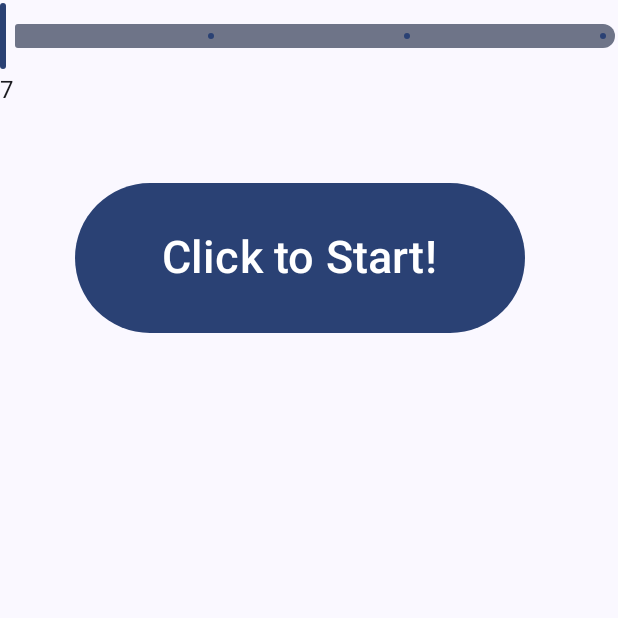
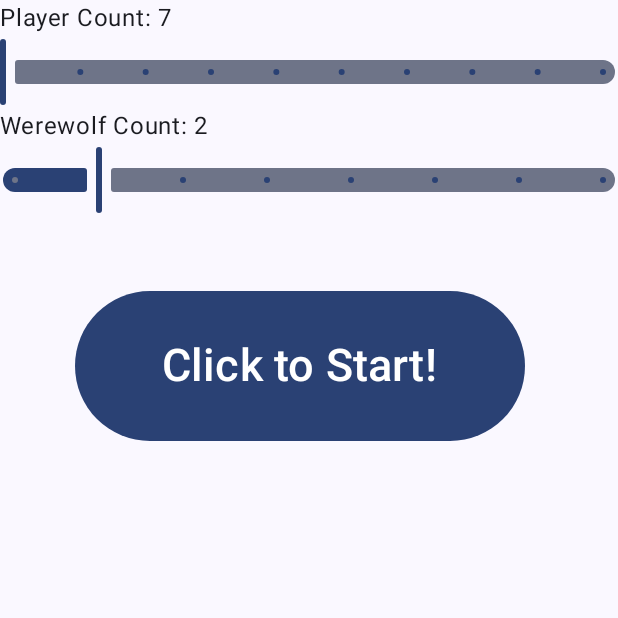
Before and after one commit to PaperGoose2566/EvilDoggyII, an Android app built with Jetpack Compose: the screen it shows after launch (MainActivity), after a tap on "Click to Start!", on a phone screen of 412 x 824 dp, the top half of it. Run offline under Robolectric (Android 15) with nearby library versions, the light colour scheme and no system bars.

Commit message:
Removed Mayor and made the role assignment work well

```diff
--- a/app/src/main/java/com/zooteam/evildoggyii/Game.kt
+++ b/app/src/main/java/com/zooteam/evildoggyii/Game.kt
@@ -3,7 +3,6 @@ package com.zooteam.evildoggyii
 import android.content.Context
 import com.zooteam.evildoggyii.roles.Amor
 import com.zooteam.evildoggyii.roles.Hunter
-import com.zooteam.evildoggyii.roles.Mayor
 import com.zooteam.evildoggyii.roles.Role
 import com.zooteam.evildoggyii.roles.Seher
 import com.zooteam.evildoggyii.roles.Villager
@@ -11,13 +10,20 @@ import com.zooteam.evildoggyii.roles.Werewolf
 import com.zooteam.evildoggyii.roles.Witch
 
 class Game() {
-    lateinit var ctx: Context
+    // List of active Roles
     var gameRoles: MutableList<Role>
-    private var playerCount: Int = 0
-    private var werewolfCount: Int = 2
+    // List of current Players
+    var playerList: MutableList<Player>
+
+    var playerCount: Int = 0
+    var werewolfCount: Int = 2
+
+    // Dumbest fix to a bug ever
+    var count = -1
 
     init {
-        gameRoles = mutableListOf<Role>(Seher(), Amor(), Mayor(), Witch(), Hunter())
+        gameRoles = mutableListOf<Role>(Seher(), Amor(), Witch(), Hunter())
+        playerList = mutableListOf<Player>()
     }
 
     fun fillList() {
@@ -30,17 +36,6 @@ class Game() {
         gameRoles = gameRoles.shuffled().toMutableList()
     }
 
-    fun setPlayerCount(x: Int) {
-       playerCount = x
-    }
-    fun setWerewolfCount(x: Int){
-        werewolfCount = x
-    }
-
-    fun getPlayerCount(): Int {
-       return playerCount
-    }
-
     fun fillRoleList() {
 
     }
@@ -49,8 +44,4 @@ class Game() {
         // Randomises the roles
         gameRoles = gameRoles.shuffled().toMutableList()
     }
-
-    fun setContent(ctx: Context) {
-       this.ctx = ctx
-    }
 }
--- a/app/src/main/java/com/zooteam/evildoggyii/GameOptions.kt
+++ b/app/src/main/java/com/zooteam/evildoggyii/GameOptions.kt
@@ -10,25 +10,44 @@ import androidx.compose.material3.Text
 import androidx.compose.runtime.Composable
 import androidx.compose.runtime.getValue
 import androidx.compose.runtime.mutableFloatStateOf
+import androidx.compose.runtime.mutableStateOf
 import androidx.compose.runtime.remember
 import androidx.compose.runtime.setValue
 import androidx.compose.ui.Modifier
 import androidx.compose.ui.unit.dp
+import androidx.compose.ui.unit.min
 import androidx.compose.ui.unit.sp
 import androidx.navigation.NavHostController
 
 @Composable
 fun GameOptions(navController: NavHostController, game: Game) {
-   var sliderPosition by remember { mutableFloatStateOf(7f)}
+   var minPlayers = 7f
+   var maxPlayers = 16f
+   var minWolf = 1f
+   var maxWolf = 8f
+   var playerSliderPosition by remember { mutableFloatStateOf(minPlayers)}
+   var wolfSliderPosition by remember { mutableFloatStateOf(2f)}
    Column {
-      Slider(value = sliderPosition,
-         onValueChange = { sliderPosition = it },
-         steps = 2,
-         valueRange = 7f..10f,
+      // Player count slider and display
+      Text(text = "Player Count: ${playerSliderPosition.toInt()}")
+      Slider(value = playerSliderPosition,
+         onValueChange = { playerSliderPosition = it },
+         steps = ((maxPlayers - minPlayers) - 1).toInt(),
+         valueRange = minPlayers..maxPlayers,
       )
-      Text(text = "${sliderPosition.toInt()}")
-      Button(onClick = { game.setPlayerCount(sliderPosition.toInt()); game.fillList(); navController.navigate(Routes.RoleAssignment) },
-         modifier = Modifier.padding(50.dp).width(300.dp).height(100.dp)) {
+
+      // Werewolf count slider and display
+      Text(text = if(wolfSliderPosition<=2) {"Werewolf Count: ${wolfSliderPosition.toInt()}"} else {"Werewolf Count: ${wolfSliderPosition.toInt()}  (WARNING: THIS IS A HIGH NUMBER AND IS ALSO STUPID)"})
+      Slider(value = wolfSliderPosition,
+         onValueChange = { wolfSliderPosition = it },
+         steps = ((maxWolf - minWolf) - 1).toInt(),
+         valueRange = minWolf..maxWolf,
+      )
+      Button(onClick = { game.playerCount=playerSliderPosition.toInt(); game.fillList(); navController.navigate(Routes.NameEntry) },
+         modifier = Modifier
+            .padding(50.dp)
+            .width(300.dp)
+            .height(100.dp)) {
          Text(text = "Click to Start!", fontSize = 30.sp )
       }
    }
--- a/app/src/main/java/com/zooteam/evildoggyii/MainActivity.kt
+++ b/app/src/main/java/com/zooteam/evildoggyii/MainActivity.kt
@@ -1,7 +1,6 @@
 package com.zooteam.evildoggyii
 
 import android.os.Bundle
-import android.util.Log
 import androidx.activity.ComponentActivity
 import androidx.activity.compose.BackHandler
 import androidx.activity.compose.setContent
@@ -9,7 +8,6 @@ import androidx.compose.foundation.layout.fillMaxSize
 import androidx.compose.material3.MaterialTheme
 import androidx.compose.material3.Surface
 import androidx.compose.ui.Modifier
-import androidx.compose.ui.platform.LocalContext
 import androidx.navigation.compose.NavHost
 import androidx.navigation.compose.composable
 import androidx.navigation.compose.rememberNavController
@@ -26,24 +24,7 @@ class MainActivity : ComponentActivity() {
                     modifier = Modifier.fillMaxSize(),
                     color = MaterialTheme.colorScheme.background
                 ) {
-                    // Navigation Controller
-                    val navController = rememberNavController()
-                    // Navigation Graph defines the possible routes
-                    NavHost(navController = navController, startDestination = Routes.MainMenu) {
-                        // First route is defined with its name stored in Routes
-                        composable(Routes.MainMenu) {
-                           MainMenu(navController)
-                        }
-                        composable(Routes.GameOptions) {
-                            GameOptions(navController, game = game)
-                        }
-                        composable(Routes.RoleAssignment) {
-                            RoleAssignmentScreen(navController, game)
-                            BackHandler(true) {
-                               // blocks the back button from breaking everything
-                            }
-                        }
-                    }
+                  TheNavigator(game)
                 }
             }
         }
--- a/app/src/main/java/com/zooteam/evildoggyii/Routes.kt
+++ b/app/src/main/java/com/zooteam/evildoggyii/Routes.kt
@@ -7,5 +7,6 @@ package com.zooteam.evildoggyii
 object Routes {
     var MainMenu = "MainMenu"
     var GameOptions = "GameOptions"
+    var NameEntry = "NameEntry"
     var RoleAssignment = "RoleAssignment"
 }
--- /dev/null
+++ b/app/src/main/java/com/zooteam/evildoggyii/TheNavigator.kt
@@ -0,0 +1,45 @@
+package com.zooteam.evildoggyii
+
+import androidx.activity.compose.BackHandler
+import androidx.compose.animation.EnterTransition
+import androidx.compose.animation.ExitTransition
+import androidx.compose.runtime.Composable
+import androidx.navigation.compose.NavHost
+import androidx.navigation.compose.composable
+import androidx.navigation.compose.rememberNavController
+
+@Composable
+fun TheNavigator(game : Game) {
+// Navigation Controller
+    val navController = rememberNavController()
+    // Navigation Graph defines the possible routes
+    NavHost(navController = navController, startDestination = Routes.MainMenu, enterTransition = {
+        // you can change whatever you want transition
+        EnterTransition.None
+        },
+        exitTransition = {
+            // you can change whatever you want transition
+            ExitTransition.None
+        }) {
+        // First route is defined with its name stored in Routes
+        composable(Routes.MainMenu) {
+            MainMenu(navController)
+        }
+        composable(Routes.GameOptions) {
+            GameOptions(navController, game = game)
+        }
+        composable(Routes.NameEntry) {
+            NameEntry(navController, game)
+            BackHandler(true) {
+                // blocks the back button from breaking everything
+            }
+        }
+        composable(Routes.RoleAssignment+"/{name}") {
+            val name = it.arguments?.getString("name")
+            RoleAssignmentScreen(navController, game, name!!)
+            BackHandler(true) {
+                // blocks the back button from breaking everything
+            }
+        }
+    }
+}
--- a/app/src/main/java/com/zooteam/evildoggyii/roles/Hunter.kt
+++ b/app/src/main/java/com/zooteam/evildoggyii/roles/Hunter.kt
@@ -3,6 +3,6 @@ package com.zooteam.evildoggyii.roles
 import android.graphics.Bitmap
 import android.graphics.BitmapFactory
 
-class Hunter(override var name: String = "Jäger") : Role() {
+class Hunter(override var name: String = "Hunter") : Role() {
     override var cardidx: Int = 3
 }
--- a/app/src/main/java/com/zooteam/evildoggyii/roles/Mayor.kt
+++ /dev/null
@@ -1,8 +0,0 @@
-package com.zooteam.evildoggyii.roles
-
-import android.graphics.Bitmap
-import android.graphics.BitmapFactory
-
-class Mayor(override var name: String = "Bürgermeister") : Role() {
-    override var cardidx: Int = 5
-}
--- a/app/src/main/java/com/zooteam/evildoggyii/roles/Seher.kt
+++ b/app/src/main/java/com/zooteam/evildoggyii/roles/Seher.kt
@@ -4,6 +4,6 @@ import android.graphics.Bitmap
 import android.graphics.BitmapFactory
 import com.zooteam.evildoggyii.roles.Role
 
-class Seher(override var name: String = "Seher") : Role() {
+class Seher(override var name: String = "Seer") : Role() {
     override var cardidx: Int = 1
 }
--- a/app/src/main/java/com/zooteam/evildoggyii/roles/Villager.kt
+++ b/app/src/main/java/com/zooteam/evildoggyii/roles/Villager.kt
@@ -3,6 +3,6 @@ package com.zooteam.evildoggyii.roles
 import android.graphics.Bitmap
 import android.graphics.BitmapFactory
 
-class Villager(override var name: String = "Dorfbewohner") : Role() {
+class Villager(override var name: String = "Villager") : Role() {
     override var cardidx: Int = 2
 }
--- a/app/src/main/java/com/zooteam/evildoggyii/roles/Werewolf.kt
+++ b/app/src/main/java/com/zooteam/evildoggyii/roles/Werewolf.kt
@@ -4,6 +4,6 @@ import android.graphics.Bitmap
 import android.graphics.BitmapFactory
 import com.zooteam.evildoggyii.roles.Role
 
-class Werewolf(override var name: String = "Werwolf") : Role() {
+class Werewolf(override var name: String = "Werewolf") : Role() {
     override var cardidx: Int = 4
 }
--- a/app/src/main/java/com/zooteam/evildoggyii/roles/Witch.kt
+++ b/app/src/main/java/com/zooteam/evildoggyii/roles/Witch.kt
@@ -6,6 +6,6 @@ import androidx.compose.runtime.Composable
 import com.zooteam.evildoggyii.Game
 import com.zooteam.evildoggyii.R
 
-class Witch(override var name: String = "Hexe") : Role() {
-    override var cardidx: Int = 6
+class Witch(override var name: String = "Witch") : Role() {
+    override var cardidx: Int = 5
 }
```
Also changed, not shown: app/src/main/java/com/zooteam/evildoggyii/NameEntry.kt (added, +45 -0 lines), app/src/main/java/com/zooteam/evildoggyii/Player.kt (added, +15 -0 lines), app/src/main/java/com/zooteam/evildoggyii/RoleAssignmentScreen.kt (+22 -12 lines), app/src/main/java/com/zooteam/evildoggyii/Semantics.kt (added, +9 -0 lines), app/src/main/res/drawable/amor.png, app/src/main/res/drawable/bueger.png, app/src/main/res/drawable/jeager.png, app/src/main/res/drawable/seher.png.
